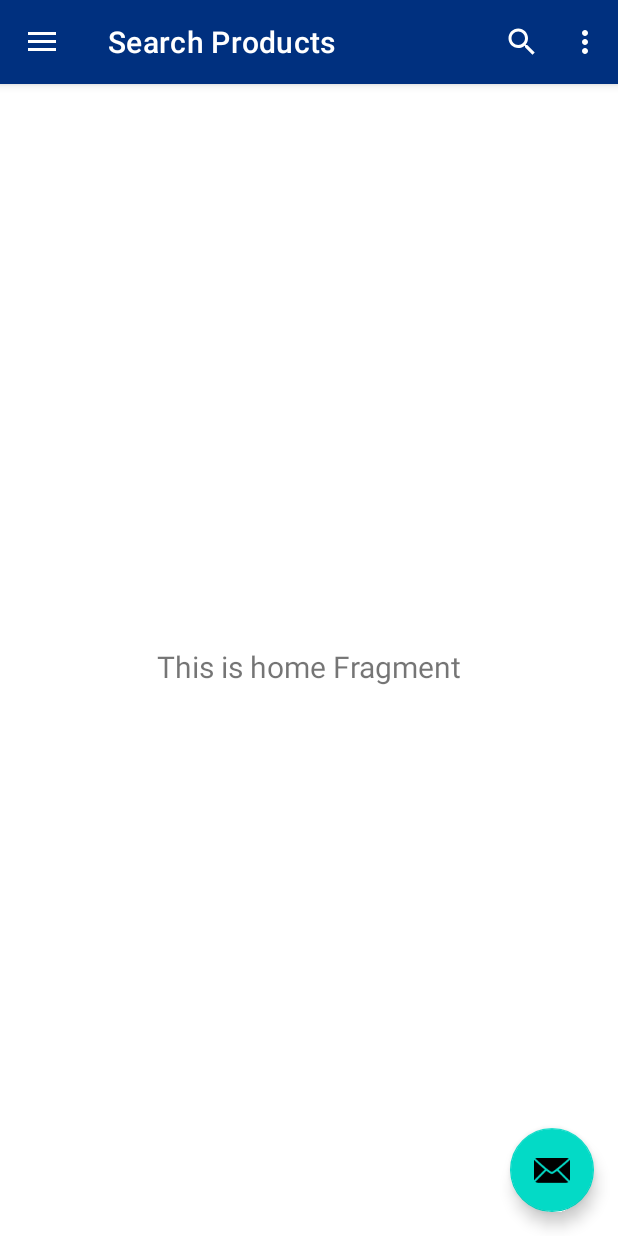
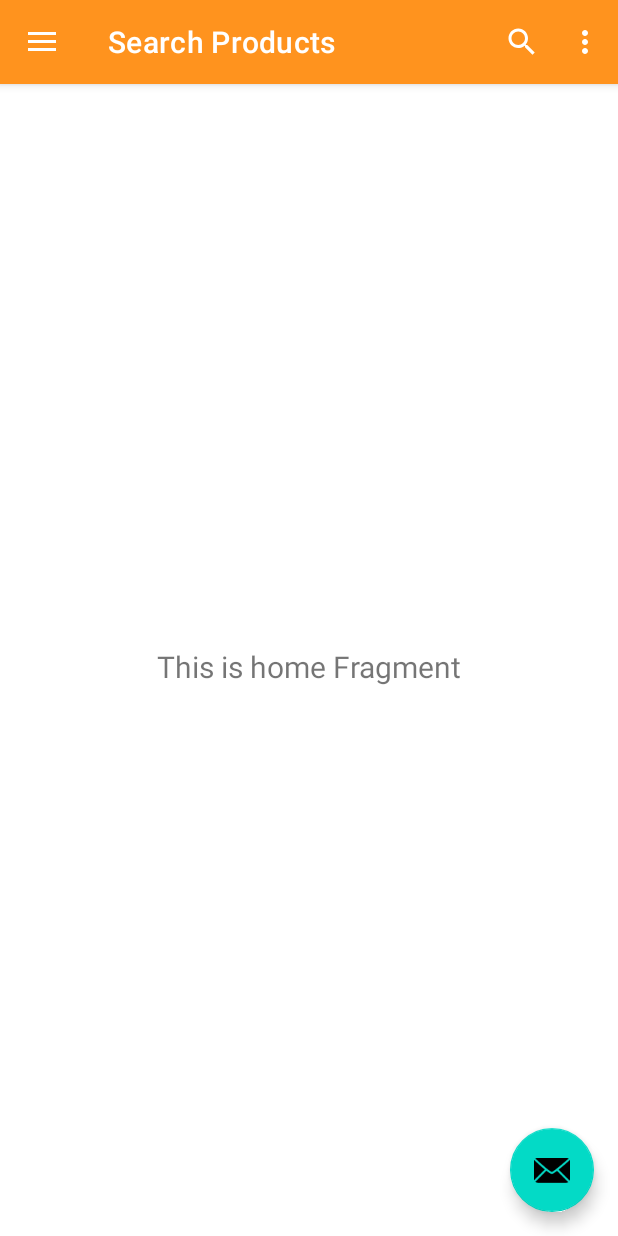
Before and after one commit to devArthur4718/ShoppingCart, an Android app: the CoreNav screen opened directly, with no data from a screen before it, on a phone screen of 412 x 824 dp. Run offline under Robolectric (Android 15) with nearby library versions, the phone set to English and light mode, and no system bars; our stand-ins replace navigation-ui.

```diff
--- a/app/build.gradle
+++ b/app/build.gradle
@@ -95,4 +95,8 @@ dependencies {
     implementation 'androidx.navigation:navigation-fragment-ktx:2.2.2'
     implementation 'androidx.navigation:navigation-ui-ktx:2.2.2'
     implementation "androidx.core:core-ktx:1.2.0"
+
+    //Permission utilities
+    implementation 'com.karumi:dexter:6.0.2'
+
 }
--- a/app/src/main/AndroidManifest.xml
+++ b/app/src/main/AndroidManifest.xml
@@ -7,7 +7,7 @@
         android:icon="@mipmap/ic_launcher"
         android:label="@string/app_name"
         android:roundIcon="@mipmap/ic_launcher_round"
-        android:supportsRtl="true"
+        android:supportsRtl= "true"
         android:theme="@style/AppTheme">
         <activity android:name=".ui.Splash.SplashActivity">
 
--- a/app/src/main/res/values/colors.xml
+++ b/app/src/main/res/values/colors.xml
@@ -1,6 +1,6 @@
 <?xml version="1.0" encoding="utf-8"?>
 <resources>
-    <color name="colorPrimary">#00307f</color>
-    <color name="colorPrimaryDark">#000b52</color>
-    <color name="colorAccent">#4759af</color>
+    <color name="colorPrimary">#ff931e</color>
+    <color name="colorPrimaryDark">#c66400</color>
+    <color name="colorAccent">#ffc454</color>
 </resources>
```
Also changed, not shown: app/src/main/java/com/devarthur4718/mvp/ui/Splash/SplashActivity.kt (+7 -0 lines), app/src/main/res/layout/activity_splash.xml (+21 -1 lines), app/src/main/res/drawable/bg.png (added).
